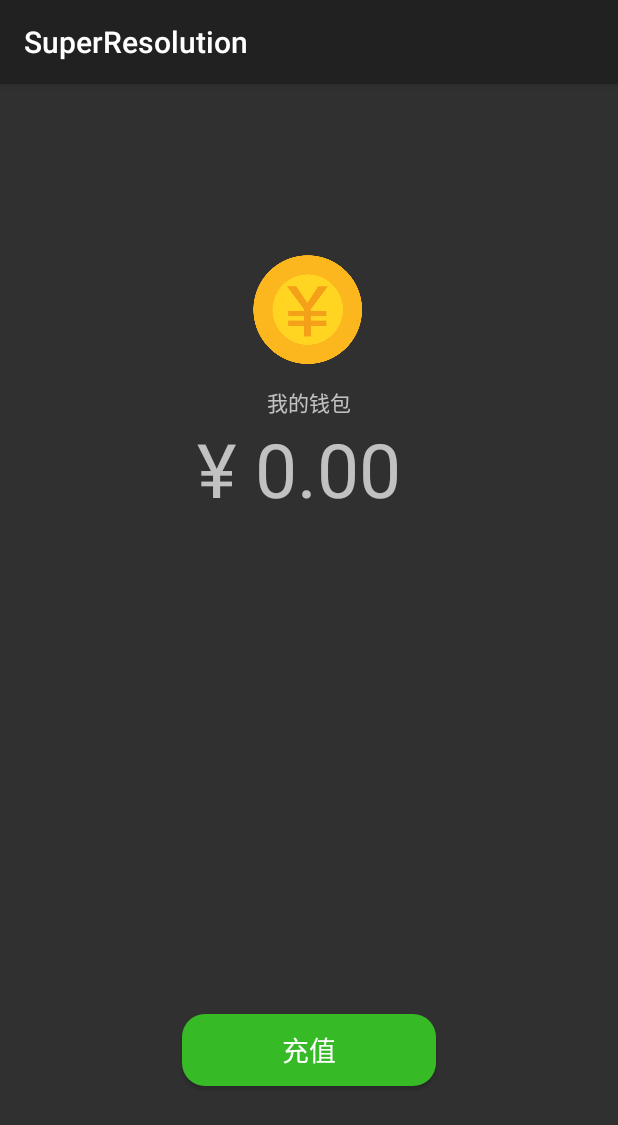
After one commit to 2018zhaizhijun/SuperResolution, an Android app: the WalletActivity screen opened directly, with no data from a screen before it, on a phone screen of 412 x 824 dp. The commit adds this screen. Shown: the top 1125 px of the screen. Run offline under Robolectric (Android 15) with nearby library versions, the phone set to English and light mode, and no system bars.

Commit message:
新建用户钱包界面

```diff
--- a/app/src/main/AndroidManifest.xml
+++ b/app/src/main/AndroidManifest.xml
@@ -17,6 +17,9 @@
         android:supportsRtl="true"
         android:theme="@style/Theme.AppCompat"
         android:usesCleartextTraffic="true">
+        <activity
+            android:name=".WalletActivity"
+            android:exported="false" />
         <activity
             android:name=".VIPActivity"
             android:exported="false" />
--- /dev/null
+++ b/app/src/main/java/com/example/zz/superresolution/WalletActivity.java
@@ -0,0 +1,13 @@
+package com.example.zz.superresolution;
+
+import android.support.v7.app.AppCompatActivity;
+import android.os.Bundle;
+
+public class WalletActivity extends AppCompatActivity {
+
+    @Override
+    protected void onCreate(Bundle savedInstanceState) {
+        super.onCreate(savedInstanceState);
+        setContentView(R.layout.activity_wallet);
+    }
+}
--- a/app/src/main/java/com/example/zz/superresolution/ui/home/HomeFragment.java
+++ b/app/src/main/java/com/example/zz/superresolution/ui/home/HomeFragment.java
@@ -18,6 +18,7 @@ import android.widget.Toast;
 import com.example.zz.superresolution.HistoryActivity;
 import com.example.zz.superresolution.R;
 import com.example.zz.superresolution.VIPActivity;
+import com.example.zz.superresolution.WalletActivity;
 import com.example.zz.superresolution.databinding.FragmentHomeBinding;
 
 public class HomeFragment extends Fragment {
@@ -48,7 +49,9 @@ private FragmentHomeBinding binding;
 //                        Toast.makeText(getContext(), "You clicked vip button", Toast.LENGTH_LONG).show();
                         break;
                     case R.id.wallet:
-                        Toast.makeText(getContext(), "You clicked wallet button", Toast.LENGTH_LONG).show();
+                        Intent intent3 = new Intent(getContext(), WalletActivity.class);
+                        startActivity(intent3);
+//                        Toast.makeText(getContext(), "You clicked wallet button", Toast.LENGTH_LONG).show();
                         break;
                     case R.id.settings:
                         Toast.makeText(getContext(), "You clicked settings button", Toast.LENGTH_LONG).show();
--- /dev/null
+++ b/app/src/main/res/drawable/btn_shape2.xml
@@ -0,0 +1,6 @@
+<shape xmlns:android="http://schemas.android.com/apk/res/android">
+    <!--圆角的弧度-->
+    <corners android:radius="15dp"/>
+    <!--按钮的颜色-->
+    <solid android:color="#36BB27"/>
+</shape>
--- /dev/null
+++ b/app/src/main/res/layout/activity_wallet.xml
@@ -0,0 +1,66 @@
+<?xml version="1.0" encoding="utf-8"?>
+<LinearLayout xmlns:android="http://schemas.android.com/apk/res/android"
+    xmlns:app="http://schemas.android.com/apk/res-auto"
+    xmlns:tools="http://schemas.android.com/tools"
+    android:layout_width="match_parent"
+    android:layout_height="match_parent"
+    android:orientation="vertical"
+    tools:context=".WalletActivity">
+
+<!--    <android.support.v7.widget.Toolbar-->
+<!--        android:id="@+id/wallet_toolbar"-->
+<!--        android:layout_width="match_parent"-->
+<!--        android:layout_height="?attr/actionBarSize"-->
+<!--        android:background="?attr/colorPrimary"-->
+<!--        android:theme="@style/ThemeOverlay.AppCompat.Dark.ActionBar"-->
+<!--        app:popupTheme="@style/ThemeOverlay.AppCompat.Light"/>-->
+
+    <LinearLayout
+        android:layout_width="match_parent"
+        android:layout_height="wrap_content"
+        android:orientation="vertical"
+        android:layout_weight="1">
+
+        <ImageView
+            android:id="@+id/imageView2"
+            android:layout_width="85dp"
+            android:layout_height="101dp"
+            android:layout_gravity="center_horizontal"
+            android:layout_marginTop="100dp"
+            app:srcCompat="@drawable/rmb" />
+
+        <TextView
+            android:id="@+id/textView"
+            android:layout_width="wrap_content"
+            android:layout_height="wrap_content"
+            android:layout_gravity="center_horizontal"
+            android:text="我的钱包" />
+
+        <TextView
+            android:id="@+id/textView2"
+            android:layout_width="wrap_content"
+            android:layout_height="wrap_content"
+            android:layout_gravity="center_horizontal"
+            android:text="¥ 0.00 "
+            android:textSize="50sp" />
+
+    </LinearLayout>
+
+    <LinearLayout
+        android:layout_width="match_parent"
+        android:layout_height="wrap_content"
+        android:orientation="vertical">
+
+        <Button
+            android:id="@+id/money_button"
+            android:layout_width="169dp"
+            android:layout_height="wrap_content"
+            android:layout_gravity="center_horizontal"
+            android:layout_marginBottom="100dp"
+            android:background="@drawable/btn_shape2"
+            android:textSize="18sp"
+            android:text="充值" />
+
+    </LinearLayout>
+
+</LinearLayout>
```
Also changed, not shown: app/src/main/res/drawable/rmb.png (added).
